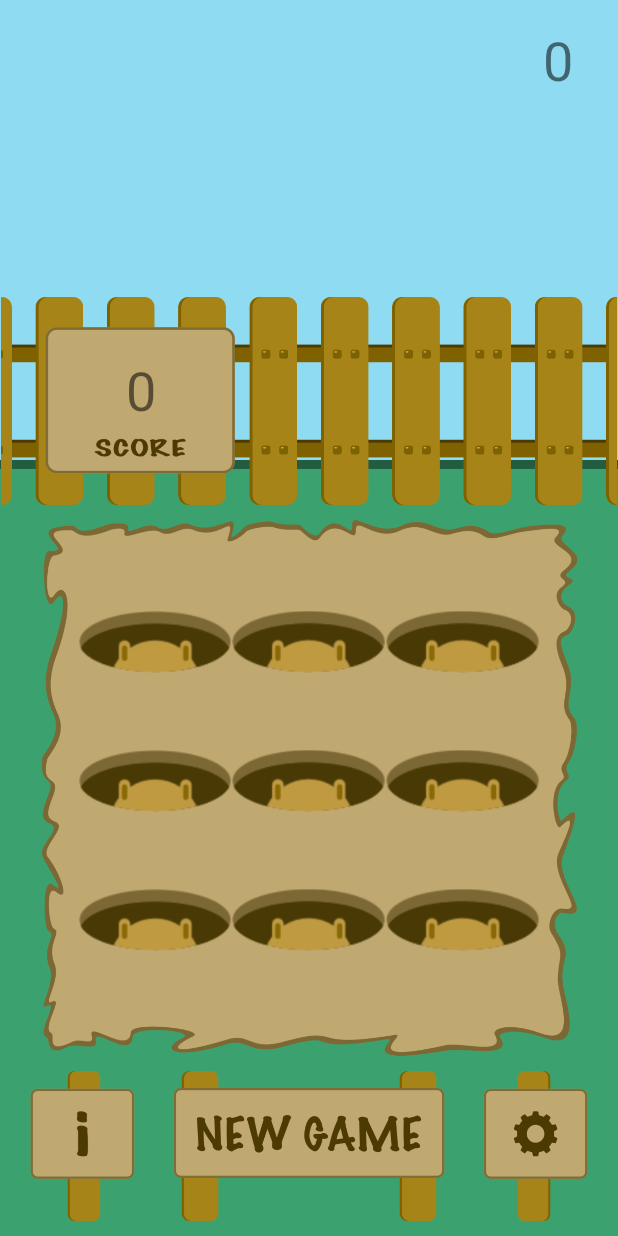
After one commit to Sashabuilov/The-chipmunks, an Android app: the layout activity_tools.xml on its own in the app's theme, with its tools: preview values and no code run, on a phone screen of 412 x 824 dp. The commit adds this screen. Run offline under Robolectric (Android 15) with nearby library versions, the light colour scheme and no system bars.

Commit message:
v0.0.5_reverse
Была замеченна проблема с задержкой при показе попадания по хомяку, временный откат и отказ от этой затеи.

```diff
--- a/app/src/main/java/com/example/beatthemall/ChipmunksActivity.java
+++ b/app/src/main/java/com/example/beatthemall/ChipmunksActivity.java
@@ -6,6 +6,7 @@ import android.app.DialogFragment;
 import android.content.Context;
 import android.content.DialogInterface;
 import android.content.Intent;
+import android.graphics.Typeface;
 import android.media.AudioManager;
 import android.media.SoundPool;
 import android.os.Build;
@@ -20,6 +21,7 @@ import android.widget.CheckBox;
 import android.widget.CompoundButton;
 import android.widget.ImageView;
 import android.widget.TextView;
+
 import java.util.Random;
 import java.util.Timer;
 import java.util.TimerTask;
@@ -33,15 +35,15 @@ public class ChipmunksActivity extends Activity {
 
     Random random = new Random();
     ImageView[] imagesArray;
-    ImageView[] imagesArray_2;
+    //ImageView[] imagesArray_2;
     TextView gameTime, tv_result;
-    int out_champ_number,out_champ_numbertwo;
+    int out_champ_number;//out_champ_numbertwo;
     int resultat = 0;
     int bonus_count = 10;
     int bouns_countX = bonus_count;
     int out_chipmunks_speed = 1000;
     long timerSeconds = 30000;
-    long timerSecondsToRestart=timerSeconds;
+    long timerSecondsToRestart = timerSeconds;
     Timer timerChipMunks;
     CountDownTimer basicTimer;
 
@@ -57,7 +59,7 @@ public class ChipmunksActivity extends Activity {
     @Override
     public void onCreate(Bundle savedInstanceState) {
         super.onCreate(savedInstanceState);
-        setContentView(R.layout.activity_game);
+        setContentView(R.layout.activity_tools);
 
         AppSession.getInstance().prepareAppSessionForActivity(this);
 
@@ -68,9 +70,11 @@ public class ChipmunksActivity extends Activity {
         mSoundPool = new SoundPool(1, AudioManager.STREAM_MUSIC, 100);
         mSoundPool.load(this, R.raw.scratch, 1);
         gameTime = findViewById(R.id.tv_time);
-        gameTime.setText("  ");
+        gameTime.setText("Time: 0");
+        gameTime.setTypeface(Typeface.createFromAsset(getAssets(),"fonts/MarkerFelt.ttf"));
         tv_result = findViewById(R.id.tv_resultat);
         tv_result.setText("0");
+        tv_result.setTypeface(Typeface.createFromAsset(getAssets(),"fonts/MarkerFelt.ttf"));
         //массив с картинками, соответствующий каждой кнопке\картинке
         imagesArray = new ImageView[9];
         imagesArray[0] = findViewById(R.id.topleft);
@@ -82,20 +86,15 @@ public class ChipmunksActivity extends Activity {
         imagesArray[6] = findViewById(R.id.bottomLeft);
         imagesArray[7] = findViewById(R.id.bottomCenter);
         imagesArray[8] = findViewById(R.id.bottomRight);
-        imagesArray_2 = new ImageView[9];
-        imagesArray_2[0] = findViewById(R.id.topleft);
-        imagesArray_2[1] = findViewById(R.id.topcenter);
-        imagesArray_2[2] = findViewById(R.id.topright);
-        imagesArray_2[3] = findViewById(R.id.centerLeft);
-        imagesArray_2[4] = findViewById(R.id.centerCenter);
-        imagesArray_2[5] = findViewById(R.id.centerRight);
-        imagesArray_2[6] = findViewById(R.id.bottomLeft);
-        imagesArray_2[7] = findViewById(R.id.bottomCenter);
-        imagesArray_2[8] = findViewById(R.id.bottomRight);
 
         Button btnNewGame = findViewById(R.id.btn_newGame);
+        //btnNewGame.setTypeface(Typeface.createFromAsset(getAssets(),"fonts/MarkerFelt.ttf"));
+
         Button btnAbout = findViewById(R.id.btn_about);
-        Button btnSettings=findViewById(R.id.btn_Settings);
+        //btnAbout.setTypeface(Typeface.createFromAsset(getAssets(),"fonts/MarkerFelt.ttf"));
+
+        Button btnSettings = findViewById(R.id.btn_Settings);
+        //btnSettings.setTypeface(Typeface.createFromAsset(getAssets(),"fonts/MarkerFelt.ttf"));
 
         //Кнопка AboutUS
         btnAbout.setOnClickListener(new View.OnClickListener() {
@@ -117,8 +116,8 @@ public class ChipmunksActivity extends Activity {
         btnNewGame.setOnClickListener(new View.OnClickListener() {
             @Override
             public void onClick(View v) {
-                int play=0;
-                if (play==0){
+                int play = 0;
+                if (play == 0) {
                     startTimer();
                     startBasicTimer(timerSeconds);
                 }
@@ -126,6 +125,7 @@ public class ChipmunksActivity extends Activity {
         });
 
     }
+
     //Основной таймер
     public void startBasicTimer(long time) {
         basicTimer = new CountDownTimer(time, 1000) {
@@ -146,10 +146,12 @@ public class ChipmunksActivity extends Activity {
             }
         }.start();
     }
+
     //функция изменения времени таймера на каждом шаге
     private void refreshTimerText() {
-        gameTime.setText("Время: " + timerSeconds / 1000);
+        gameTime.setText("Time: " + timerSeconds / 1000);
     }
+
     //Функция запуска TimerTask
     public void startTimer() {
         timerChipMunks = new Timer();
@@ -168,33 +170,29 @@ public class ChipmunksActivity extends Activity {
         launch_timerChipMunks(timerTask, out_chipmunks_speed);
 
     }
+
     private void launch_timerChipMunks(TimerTask timerTask, Integer speed) {
         timerChipMunks.scheduleAtFixedRate(timerTask, out_chipmunks_speed, 1000);
     }
+
     //Основное тело игры + перезапуск таймера после его остановки в timerTask
     public void gameBody() {
         int r = random.nextInt((9));
-        int r2 = random.nextInt((9));
         out_champ_number = r;
-        out_champ_numbertwo = r2;
         all_in();
         change_to_out(imagesArray[r]);
-        change_to_out2(imagesArray_2[r2]);
-        press_to_image(r,r2);
+        press_to_image(r);
         startTimer();
     }
+
     //обработчик нажатия на кнопки/картинки
-    public void press_to_image(final int x, final int x2) {
+    public void press_to_image(final int x) {
         imagesArray[x].setOnClickListener(new View.OnClickListener() {
             @Override
             public void onClick(View v) {
                 if (out_champ_number == x) {
                     change_to_hit(imagesArray[out_champ_number]);
                     sound_scrach();
-                    Handler handler=new Handler();
-                    handler.postDelayed(new Runnable() {
-                        @Override
-                        public void run() {
                     bonus_count = bonus_count - 1;
                     if (bonus_count == 0) {
                         bonus_count = bouns_countX;
@@ -210,48 +208,15 @@ public class ChipmunksActivity extends Activity {
                     tv_result.setText((Integer.toString(resultat = resultat + 1)));
                     all_in();
                 }
-                    }, 2000);
-                   // forcePause();
-
-                }
-            }
-        });
-
-        imagesArray_2[x2].setOnClickListener(new View.OnClickListener() {
-            @Override
-            public void onClick(View v) {
-                if (out_champ_numbertwo == x2) {
-                    change_to_hit(imagesArray_2[out_champ_numbertwo]);
-                    sound_scrach();
-                    Handler handler2=new Handler();
-                    handler2.postDelayed(new Runnable() {
-                        @Override
-                        public void run() {
-                            bonus_count = bonus_count - 1;
-                            if (bonus_count == 0) {
-                                bonus_count = bouns_countX;
-                                basicTimer.cancel();
-                                timerChipMunks.cancel();
-                                startTimer();
-                                setNewTime(timerSeconds);
-                                out_chipmunks_speed = out_chipmunks_speed - 20;
-                                startBasicTimer(setNewTime(timerSeconds));
-                            } else
-                                change_to_hit(imagesArray_2[x2]);
-                            //подсчет результата нажатия на хомячков
-                            tv_result.setText((Integer.toString(resultat = resultat + 1)));
-                            all_in();
-                        }
-                    }, 2000);
-
-                }
             }
         });
     }
+
     public long setNewTime(long newtime) {
         newtime = timerSeconds + 10000;
         return newtime;
     }
+
     //вывод звука нажатия на хомячка
     private void sound_scrach() {
 
@@ -263,35 +228,36 @@ public class ChipmunksActivity extends Activity {
         int priority = 1;
         int no_loop = 0;
         float normal_playback_rate = 1f;
-
         mStreamId = mSoundPool.play(mSoundId, leftVolume, rightVolume, priority, no_loop,
                 normal_playback_rate);
     }
+
     //прячем всех хомяков при помощи функции change_to_in
     public void all_in() {
         for (int i = 0; i < 9; i++) {
             change_to_in(imagesArray[i]);
-            change_to_in(imagesArray_2[i]);
         }
     }
+
     //обращение к ресурсу картинок
     public void img_change(ImageView iv_change, @DrawableRes int image) {
         iv_change.setImageResource(image);
     }
+
     //Функция убирает хомяка
     public void change_to_in(ImageView imageView) {
         img_change(imageView, R.drawable.in);
     }
+
     //функция достает хомяка
     public void change_to_out(ImageView imageView) {
         img_change(imageView, R.drawable.out);
     }
-    public void change_to_out2(ImageView imageView) {
-        img_change(imageView, R.drawable.out);
-    }
-    public void change_to_hit(ImageView imageView){
+
+    public void change_to_hit(ImageView imageView) {
         img_change(imageView, R.drawable.hit_champs);
     }
+
     // Обработчик выхода по кнопке home
     @Override
     protected void onUserLeaveHint() {
@@ -300,6 +266,7 @@ public class ChipmunksActivity extends Activity {
         finish();
         super.onUserLeaveHint();
     }
+
     // запрос на выход из приложения по нажатию кнопки "назад"
     @Override
     public void onBackPressed() {
@@ -321,12 +288,14 @@ public class ChipmunksActivity extends Activity {
                     }
                 }).create().show();
     }
+
     public void permamently_exit() {
         stopService(new Intent(this, BackGroundMusicActivity.class));
         if (Build.VERSION.SDK_INT >= Build.VERSION_CODES.JELLY_BEAN) {
             finishAffinity();
         }
     }
+
     // запрос новой игры после истечения таймера
     public void wantToPlayAgain() {
         new AlertDialog.Builder(this)
@@ -338,22 +307,16 @@ public class ChipmunksActivity extends Activity {
                     public void onClick(DialogInterface arg0, int arg1) {
                         startTimer();
                         startBasicTimer(timerSecondsToRestart);
-
-                        //restartAvtivity();
                     }
                 }).create().show();
     }
-    public void restartAvtivity(){
-        Intent restartIntent=getIntent();
-        finish();
-        startActivity(restartIntent);
 
-    }
     @Override
     protected void onPause() {
         super.onPause();
         AppSession.getInstance().stopPlayMusic();
     }
+
     @Override
     protected void onResume() {
         super.onResume();
--- a/app/src/main/res/layout/activity_game.xml
+++ b/app/src/main/res/layout/activity_game.xml
@@ -3,35 +3,36 @@
     xmlns:tools="http://schemas.android.com/tools"
     android:layout_width="match_parent"
     android:layout_height="match_parent"
-    xmlns:app="http://schemas.android.com/apk/res-auto"
-    android:background="@drawable/background">
+    xmlns:app="http://schemas.android.com/apk/res-auto">
 
     <TextView
         android:id="@+id/tv_resultat"
         android:layout_width="wrap_content"
         android:layout_height="wrap_content"
+        android:layout_marginStart="30dp"
+        android:layout_marginLeft="30dp"
+        android:layout_marginTop="15dp"
+        android:gravity="start"
         android:text="@string/app_name"
         android:textSize="36sp"
+        app:layout_constraintStart_toStartOf="parent"
         app:layout_constraintTop_toTopOf="parent"
-        app:layout_constraintStart_toStartOf="parent"
-        android:layout_marginStart="30dp"
-        android:layout_marginTop="15dp"
-        android:gravity="start"
-        android:layout_marginLeft="30dp" />
+        tools:text="0" />
+
     <TextView
         android:id="@+id/tv_time"
         android:layout_width="wrap_content"
         android:layout_height="wrap_content"
-        android:text="@string/app_name"
-        app:layout_constraintTop_toTopOf="parent"
-        app:layout_constraintEnd_toEndOf="parent"
         android:layout_marginTop="15dp"
         android:layout_marginEnd="30dp"
+        android:layout_marginRight="30dp"
+        android:gravity="end"
+        android:text="@string/app_name"
+        android:textAlignment="textEnd"
         android:textSize="36sp"
-        android:textAlignment="textEnd"
-        android:gravity="end"
-        android:layout_marginRight="30dp"
-        />
+        app:layout_constraintEnd_toEndOf="parent"
+        app:layout_constraintTop_toTopOf="parent"
+        tools:text="0" />
 
     <Button
         android:id="@+id/btn_newGame"
@@ -68,41 +69,12 @@
         android:layout_marginRight="15dp" />
 
 
-
-    <ImageView
-        android:id="@+id/dust"
-        android:layout_width="335dp"
-        android:layout_height="335dp"
-        app:layout_constraintLeft_toLeftOf="parent"
-        app:layout_constraintRight_toRightOf="parent"
-        app:layout_constraintBottom_toBottomOf="parent"
-        app:layout_constraintTop_toTopOf="parent"
-        android:src="@drawable/dust"
-        android:layout_marginTop="260dp"
-        android:layout_marginLeft="36.5dp"
-        android:layout_marginRight="36.5dp"
-        android:layout_marginBottom="136dp"
-        />
-
-    <ImageView
-        android:id="@+id/imageView2"
-        android:layout_width="wrap_content"
-        android:layout_height="wrap_content"
-        android:src="@drawable/zabor"
-        app:layout_constraintTop_toTopOf="parent"
-        app:layout_constraintLeft_toLeftOf="parent"
-        app:layout_constraintRight_toRightOf="parent"
-        android:layout_marginTop="40dp"
-        />
-
-
     <LinearLayout
         android:id="@+id/Base"
         android:layout_width="match_parent"
         android:layout_height="0dp"
-        android:layout_marginLeft="50dp"
-        android:layout_marginTop="200dp"
-        android:layout_marginRight="50dp"
+        android:layout_marginLeft="20dp"
+        android:layout_marginRight="20dp"
         android:layout_marginBottom="100dp"
         android:orientation="vertical"
         app:layout_constraintBottom_toTopOf="@id/btn_newGame"
@@ -115,7 +87,9 @@
             android:layout_width="match_parent"
             android:layout_height="0dp"
             android:layout_weight="1"
-            android:gravity="bottom">
+            android:gravity="bottom"
+
+            >
 
             <ImageView
 
@@ -219,5 +193,7 @@
                 android:scaleType="fitEnd"
                 android:src="@drawable/in" />
         </LinearLayout>
+
+
     </LinearLayout>
 </android.support.constraint.ConstraintLayout>
--- /dev/null
+++ b/app/src/main/res/layout/activity_tools.xml
@@ -0,0 +1,271 @@
+<?xml version="1.0" encoding="utf-8"?>
+<android.support.constraint.ConstraintLayout
+    xmlns:android="http://schemas.android.com/apk/res/android"
+    xmlns:app="http://schemas.android.com/apk/res-auto"
+    xmlns:tools="http://schemas.android.com/tools"
+    android:layout_width="match_parent"
+    android:layout_height="match_parent"
+    android:background="#8FDBF1">
+
+    <TextView
+        android:id="@+id/tv_time"
+        android:layout_width="wrap_content"
+        android:layout_height="wrap_content"
+        android:layout_marginTop="15dp"
+        android:layout_marginEnd="30dp"
+        android:layout_marginRight="30dp"
+        android:gravity="end"
+        android:text="@string/app_name"
+        android:textAlignment="textEnd"
+        android:textSize="36sp"
+        app:layout_constraintEnd_toEndOf="parent"
+        app:layout_constraintTop_toTopOf="parent"
+        tools:text="0" />
+
+    <ImageView
+
+        android:id="@+id/iv_grass"
+        android:layout_width="match_parent"
+        android:layout_height="0dp"
+        android:adjustViewBounds="true"
+        android:cropToPadding="false"
+        android:src="@drawable/grass"
+        app:layout_constraintBottom_toBottomOf="parent"
+        app:layout_constraintLeft_toLeftOf="parent"
+        app:layout_constraintRight_toRightOf="parent" />
+
+
+    <ImageView
+        android:id="@+id/iv_dust"
+        android:layout_width="wrap_content"
+        android:layout_height="0dp"
+        android:layout_marginStart="8dp"
+        android:layout_marginLeft="8dp"
+        android:layout_marginTop="40dp"
+        android:layout_marginEnd="8dp"
+        android:layout_marginRight="8dp"
+        android:layout_marginBottom="10dp"
+        android:adjustViewBounds="true"
+        android:cropToPadding="false"
+        android:src="@drawable/dust"
+        app:layout_constraintBottom_toTopOf="@+id/RLBase"
+        app:layout_constraintEnd_toEndOf="parent"
+        app:layout_constraintStart_toStartOf="parent"
+        app:layout_constraintTop_toTopOf="@id/iv_grass" />
+
+    <ImageView
+        android:id="@+id/zabor"
+        android:layout_width="match_parent"
+        android:layout_height="wrap_content"
+        android:adjustViewBounds="true"
+        android:src="@drawable/zabor"
+        android:layout_marginBottom="20dp"
+        app:layout_constraintBottom_toTopOf="@+id/Base"
+        app:layout_constraintHorizontal_bias="1.0"
+        app:layout_constraintLeft_toLeftOf="parent"
+        app:layout_constraintRight_toRightOf="parent"
+        />
+
+    <ImageView
+
+        android:id="@+id/gamecount"
+        android:layout_width="wrap_content"
+        android:layout_height="0dp"
+        android:layout_marginTop="20dp"
+        android:layout_marginBottom="20dp"
+        android:layout_marginLeft="30dp"
+        android:adjustViewBounds="true"
+        android:cropToPadding="false"
+        android:scaleType="fitStart"
+        android:src="@drawable/scoretble"
+        app:layout_constraintBottom_toBottomOf="@id/zabor"
+        app:layout_constraintLeft_toLeftOf="@id/zabor"
+        app:layout_constraintTop_toTopOf="@id/zabor" />
+
+    <TextView
+        android:id="@+id/tv_resultat"
+        android:layout_width="wrap_content"
+        android:layout_height="wrap_content"
+        android:gravity="start"
+        android:text="@string/app_name"
+        android:textSize="36sp"
+        android:layout_marginBottom="15dp"
+        app:layout_constraintBottom_toBottomOf="@+id/gamecount"
+        app:layout_constraintEnd_toEndOf="@+id/gamecount"
+        app:layout_constraintStart_toStartOf="@+id/gamecount"
+        app:layout_constraintTop_toTopOf="@+id/gamecount"
+        tools:text="0" />
+
+    <RelativeLayout
+        android:id="@+id/RLBase"
+        android:layout_width="match_parent"
+        android:layout_height="wrap_content"
+        app:layout_constraintLeft_toLeftOf="parent"
+        app:layout_constraintRight_toRightOf="parent"
+        app:layout_constraintBottom_toBottomOf="parent"
+        android:layout_marginBottom="10dp"
+        >
+        <Button
+            android:id="@+id/btn_about"
+            android:layout_width="70dp"
+            android:layout_height="100dp"
+            android:background="@drawable/table1"
+            android:layout_alignParentLeft="true"
+            android:layout_marginLeft="20dp"
+            android:layout_marginRight="25dp"
+            />
+        <Button
+            android:id="@+id/btn_newGame"
+            android:layout_width="178dp"
+            android:layout_height="100dp"
+            android:background="@drawable/table2"
+            android:layout_toRightOf="@id/btn_about"
+            android:layout_toLeftOf="@id/btn_Settings"
+
+            />
+
+        <Button
+            android:id="@+id/btn_Settings"
+            android:layout_width="70dp"
+            android:layout_height="100dp"
+            android:layout_alignParentRight="true"
+            android:layout_marginLeft="25dp"
+            android:layout_marginRight="20dp"
+            android:background="@drawable/table3" />
+
+    </RelativeLayout>
+
+
+
+    <LinearLayout
+        android:id="@+id/Base"
+        android:layout_width="0dp"
+        android:layout_height="0dp"
+        android:orientation="vertical"
+        android:layout_marginLeft="25dp"
+        android:layout_marginRight="25dp"
+        android:layout_marginTop="10dp"
+        android:layout_marginBottom="70dp"
+        app:layout_constraintTop_toTopOf="@id/iv_dust"
+        app:layout_constraintLeft_toLeftOf="@id/iv_dust"
+        app:layout_constraintRight_toRightOf="@id/iv_dust"
+        app:layout_constraintBottom_toBottomOf="@id/iv_dust"
+        >
+
+        <LinearLayout
+            android:id="@+id/LL1"
+            android:layout_width="match_parent"
+            android:layout_height="0dp"
+            android:layout_weight="1"
+            android:gravity="bottom"
+
+            >
+
+            <ImageView
+
+                android:id="@+id/topleft"
+                android:layout_width="0dp"
+                android:layout_height="wrap_content"
+                android:layout_weight="1"
+                android:contentDescription="TODO"
+                android:scaleType="fitEnd"
+                android:src="@drawable/in"
+                tools:ignore="NestedWeights" />
+
+            <ImageView
+                android:id="@+id/topcenter"
+                android:layout_width="0dp"
+                android:layout_height="wrap_content"
+                android:layout_weight="1"
+                android:contentDescription="TODO"
+                android:scaleType="fitEnd"
+                android:src="@drawable/in" />
+
+            <ImageView
+                android:id="@+id/topright"
+                android:layout_width="0dp"
+                android:layout_height="wrap_content"
+                android:layout_weight="1"
+                android:contentDescription="TODO"
+                android:scaleType="fitEnd"
+                android:src="@drawable/in" />
+
+        </LinearLayout>
+
+        <LinearLayout
+            android:id="@+id/LL2"
+            android:layout_width="match_parent"
+            android:layout_height="0dp"
+            android:layout_weight="1"
+            android:gravity="bottom">
+
+            <ImageView
+                android:id="@+id/centerLeft"
+                android:layout_width="0dp"
+                android:layout_height="wrap_content"
+                android:layout_weight="1"
+                android:contentDescription="TODO"
+                android:scaleType="fitEnd"
+                android:src="@drawable/in"
+                tools:ignore="NestedWeights" />
+
+            <ImageView
+                android:id="@+id/centerCenter"
+                android:layout_width="0dp"
+                android:layout_height="wrap_content"
+                android:layout_weight="1"
+                android:contentDescription="TODO"
+                android:scaleType="fitEnd"
+                android:src="@drawable/in" />
+
+            <ImageView
+                android:id="@+id/centerRight"
+                android:layout_width="0dp"
+                android:layout_height="wrap_content"
+                android:layout_weight="1"
+                android:contentDescription="TODO"
+                android:scaleType="fitEnd"
+                android:src="@drawable/in" />
+        </LinearLayout>
+
+        <LinearLayout
+            android:id="@+id/LL3"
+            android:layout_width="match_parent"
+            android:layout_height="0dp"
+            android:layout_weight="1"
+            android:gravity="bottom">
+
+            <ImageView
+                android:id="@+id/bottomLeft"
+                android:layout_width="0dp"
+                android:layout_height="wrap_content"
+                android:layout_weight="1"
+                android:contentDescription="TODO"
+                android:scaleType="fitEnd"
+                android:src="@drawable/in"
+                tools:ignore="NestedWeights" />
+
+            <ImageView
+                android:id="@+id/bottomCenter"
+                android:layout_width="0dp"
+                android:layout_height="wrap_content"
+                android:layout_weight="1"
+                android:contentDescription="TODO"
+                android:scaleType="fitEnd"
+                android:src="@drawable/in" />
+
+            <ImageView
+                android:id="@+id/bottomRight"
+                android:layout_width="0dp"
+                android:layout_height="wrap_content"
+                android:layout_weight="1"
+                android:contentDescription="TODO"
+                android:scaleType="fitEnd"
+                android:src="@drawable/in" />
+        </LinearLayout>
+
+
+    </LinearLayout>
+
+
+</android.support.constraint.ConstraintLayout>
--- a/app/src/main/res/values/strings.xml
+++ b/app/src/main/res/values/strings.xml
@@ -1,6 +1,6 @@
 <resources>
     <string name="app_name">BeatThemAll</string>
-    <string name="newgame">Новая игра</string>
+    <string name="newgame">New Game</string>
     <string name="settings">Settings</string>
     <string name="about">About</string>
     <string name="todo">TODO</string>
```
Also changed, not shown: app/src/main/assets/fonts/MarkerFelt.ttf (added), app/src/main/res/drawable/dust.png (added), app/src/main/res/drawable/grass.png (added), app/src/main/res/drawable/hit_champs.png (added), app/src/main/res/drawable/in.png (added), app/src/main/res/drawable/out.png (added), app/src/main/res/drawable/scoretble.png (added), app/src/main/res/drawable/table1.png (added), app/src/main/res/drawable/table2.png (added), app/src/main/res/drawable/table3.png (added), app/src/main/res/drawable/zabor.png (added), 5 other files. Lines whose indentation alone changed are shown as unchanged.
